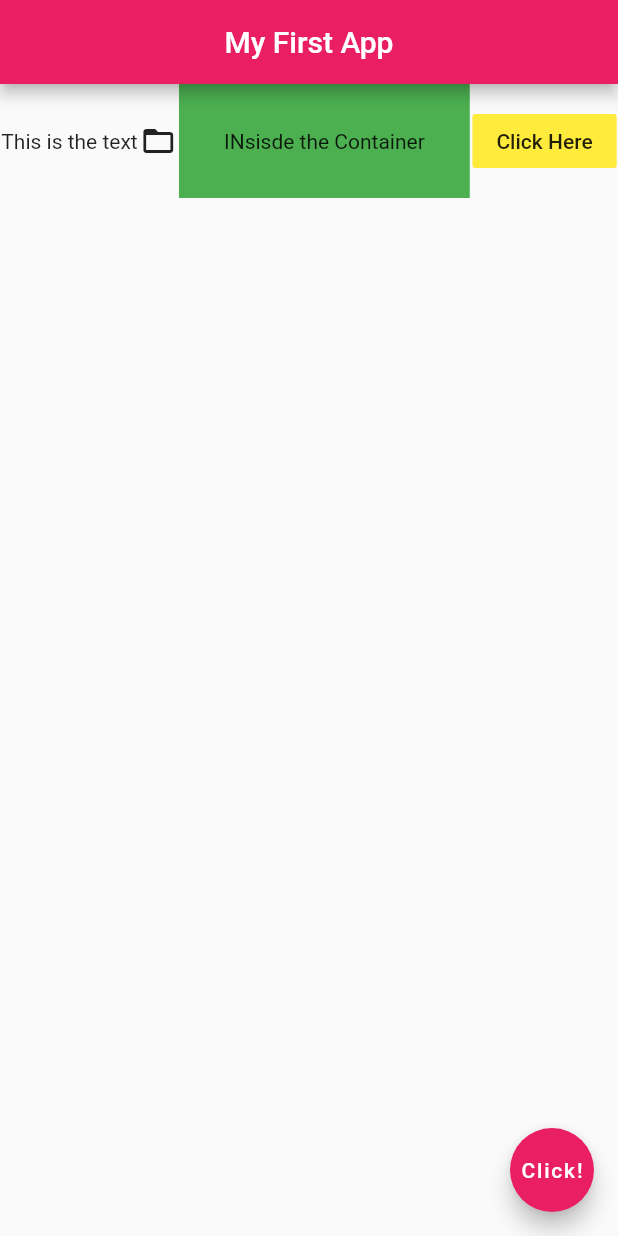
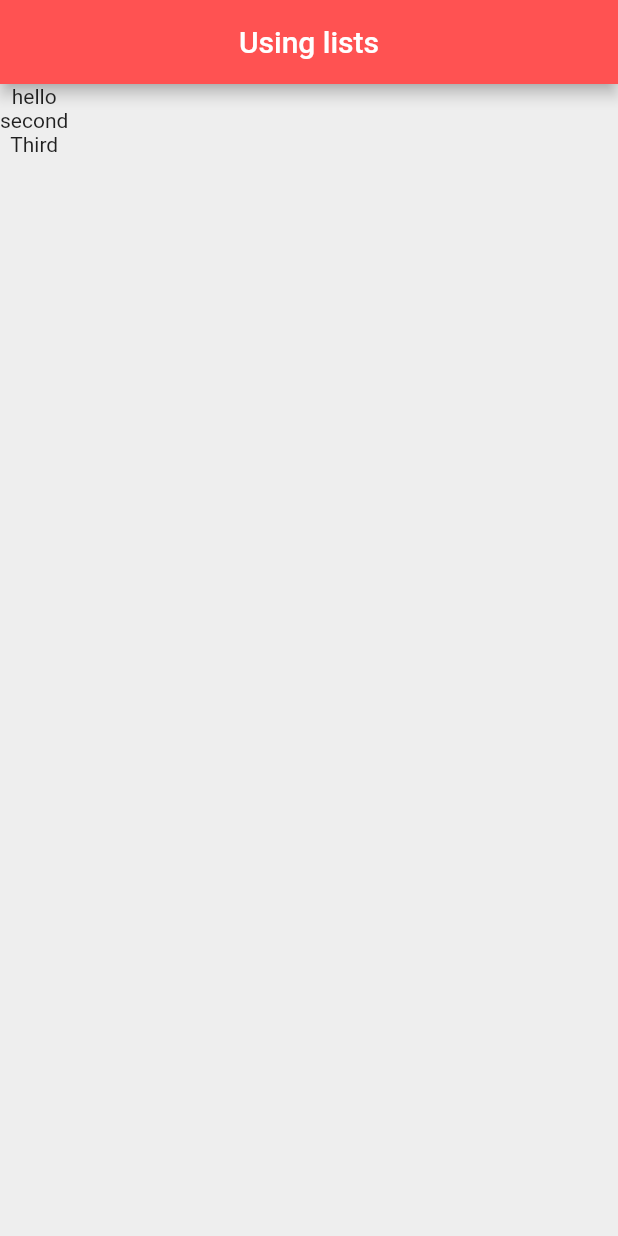
Before and after one commit to chopraamanpreet/flutterTuts, a Flutter app: the screen it shows after launch, on a phone screen of 412 x 824 dp. Run offline on Flutter 3.47's test engine with Material 2 defaults, Android fonts, the phone set to English and light mode, and no system bars.

Commit message:
added lists and used map function

```diff
--- a/lib/main.dart
+++ b/lib/main.dart
@@ -7,38 +7,29 @@ void main() {
   );
 }
 
-class Home extends StatelessWidget {
+class Home extends StatefulWidget {
+  @override
+  _HomeState createState() => _HomeState();
+}
+
+class _HomeState extends State<Home> {
   @override
   Widget build(BuildContext context) {
+    List<String> quotes=[
+      "hello",
+      "second",
+      "Third"
+    ];
     return Scaffold(
+      backgroundColor: Colors.grey[200],
       appBar: AppBar(
-        title: Text('My First App'),
+        title: Text("Using lists"),
+        backgroundColor: Colors.redAccent,
         centerTitle: true,
-        backgroundColor: Colors.pink,
       ),
-    body: Row(
-      mainAxisAlignment: MainAxisAlignment.spaceAround,
-      crossAxisAlignment: CrossAxisAlignment.center,
-      children: <Widget>[
-        Text("This is the text"),
-        Icon(Icons.folder_open),
-        Container(
-          color: Colors.green,
-          padding: EdgeInsets.all(30.0),
-          child: Text("INsisde the Container"),
-        ),
-        FlatButton(
-          onPressed: (){},
-          color: Colors.yellow,
-          child: Text("Click Here"),
-        )
-      ],
-    ),
-    floatingActionButton: FloatingActionButton(
-      onPressed: () {},
-      child:Text("Click!"),
-      backgroundColor: Colors.pink,
-    ),
+      body: Column(
+        children: quotes.map((quote) => Text(quote)).toList(),
+      ),
     );
   }
 }
```
